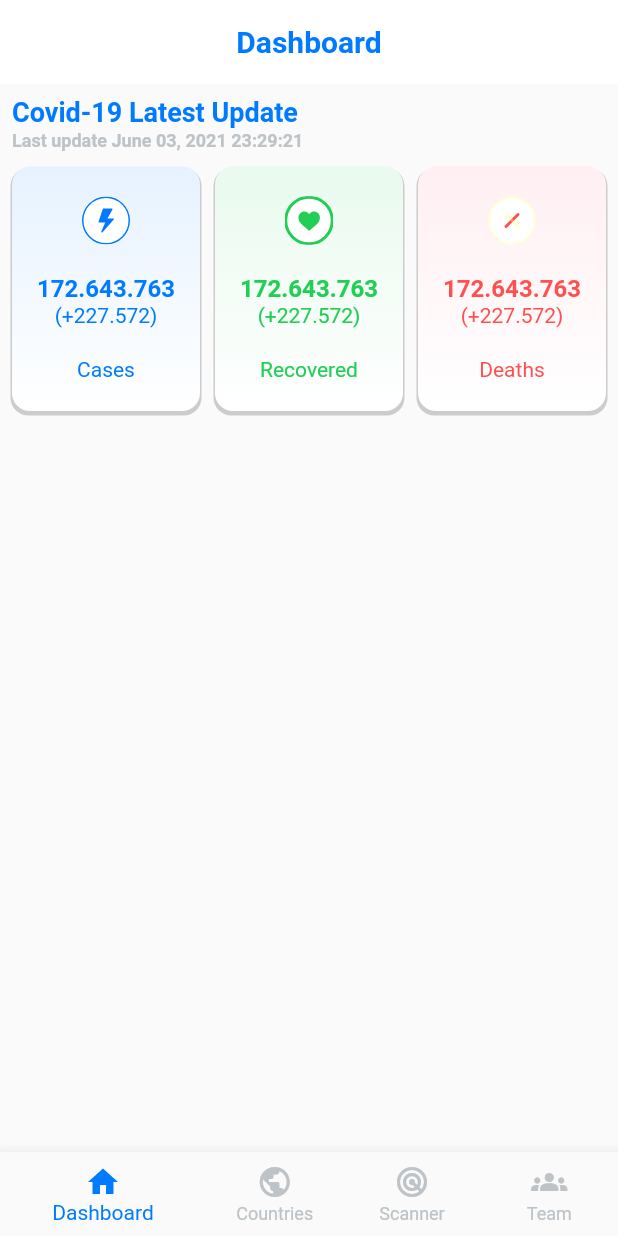
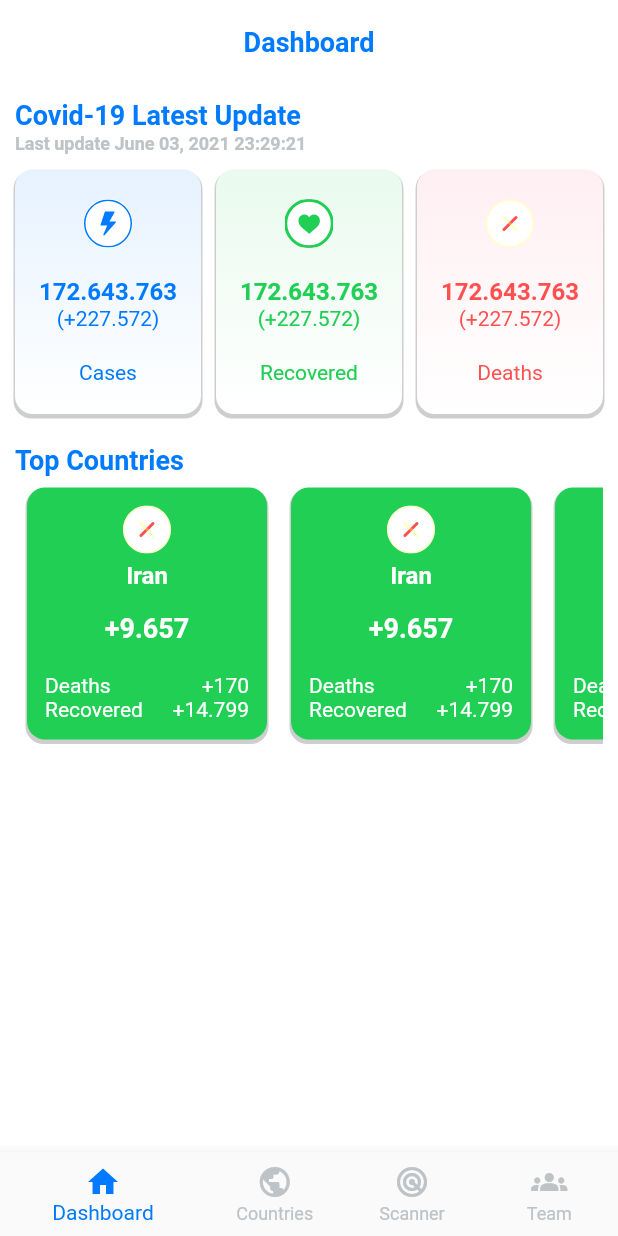
Before and after one commit to huaviet99/Distance-Guard-Flutter, a Flutter app: the screen it shows after launch, on a phone screen of 412 x 824 dp. Run offline on Flutter 3.47's test engine with Material 2 defaults, Android fonts, the phone set to English and light mode, and no system bars; our stand-ins replace flutter_svg.

Commit message:
add top countries list

```diff
--- a/lib/main.dart
+++ b/lib/main.dart
@@ -8,7 +8,7 @@ class MyApp extends StatelessWidget {
   final TextStyle _appBarTextStyle = TextStyle(
     fontWeight: FontWeight.w600,
     color: MyAppColor.primaryBlue,
-    fontSize: 20.0,
+    fontSize: 18.0,
   );
 
   @override
--- a/lib/pages/dashboard_page.dart
+++ b/lib/pages/dashboard_page.dart
@@ -1,5 +1,6 @@
 import 'package:distance_guard_flutter/constants/colors.dart';
 import 'package:distance_guard_flutter/widgets/latest_update_card.dart';
+import 'package:distance_guard_flutter/widgets/top_country_item.dart';
 import 'package:flutter/material.dart';
 import 'package:flutter_svg/flutter_svg.dart';
 
@@ -14,11 +15,16 @@ class _DashboardPageState extends State<DashboardPage> {
   @override
   Widget build(BuildContext context) {
     return Scaffold(
+      backgroundColor: Colors.white,
       body: Padding(
-        padding: EdgeInsets.all(8.0),
+        padding: EdgeInsets.all(10.0),
         child: Column(
+          crossAxisAlignment: CrossAxisAlignment.start,
+          mainAxisSize: MainAxisSize.min,
           children: [
             _buildLatestUpdateComponent(),
+            SizedBox(height: 20),
+            _buildTopCountriesComponent(),
           ],
         ),
       ),
@@ -89,4 +95,34 @@ class _DashboardPageState extends State<DashboardPage> {
       ],
     );
   }
+
+  Widget _buildTopCountriesComponent() {
+    return Expanded(
+      child: Column(
+        crossAxisAlignment: CrossAxisAlignment.start,
+        children: [
+          Text(
+            'Top Countries',
+            style: TextStyle(
+              fontSize: 18.0,
+              color: MyAppColor.primaryBlue,
+              fontWeight: FontWeight.w600,
+            ),
+          ),
+          SingleChildScrollView(
+            scrollDirection: Axis.horizontal,
+            child: Row(
+              children: [
+                TopCountryItem(),
+                TopCountryItem(),
+                TopCountryItem(),
+                TopCountryItem(),
+                TopCountryItem(),
+              ],
+            ),
+          ),
+        ],
+      ),
+    );
+  }
 }
--- /dev/null
+++ b/lib/widgets/top_country_item.dart
@@ -0,0 +1,77 @@
+import 'package:distance_guard_flutter/constants/colors.dart';
+import 'package:flutter/material.dart';
+import 'package:flutter_svg/flutter_svg.dart';
+
+class TopCountryItem extends StatelessWidget {
+  const TopCountryItem({Key? key}) : super(key: key);
+
+  @override
+  Widget build(BuildContext context) {
+    return Padding(
+      padding: EdgeInsets.all(8.0),
+      child: Container(
+        width: 160.0,
+        decoration: BoxDecoration(
+          color: MyAppColor.primaryGreen,
+          borderRadius: BorderRadius.circular(12.0),
+          boxShadow: [
+            BoxShadow(
+              color: Colors.grey.withOpacity(0.5),
+              spreadRadius: 1,
+              offset: Offset(0, 2), // changes position of shadow
+            ),
+          ],
+        ),
+        child: Padding(
+          padding: EdgeInsets.all(12.0),
+          child: Column(
+            children: [
+              SvgPicture.asset('images/ic_deaths.svg'),
+              SizedBox(height: 5),
+              Text(
+                'Iran',
+                style: TextStyle(
+                  color: Colors.white,
+                  fontWeight: FontWeight.bold,
+                  fontSize: 16.0,
+                ),
+              ),
+              SizedBox(height: 15.0),
+              Text(
+                '+9.657',
+                style: TextStyle(
+                  color: Colors.white,
+                  fontWeight: FontWeight.bold,
+                  fontSize: 18.0,
+                ),
+              ),
+              SizedBox(height: 20.0),
+              _buildCountComponent('Deaths', '+170'),
+              _buildCountComponent('Recovered', '+14.799'),
+            ],
+          ),
+        ),
+      ),
+    );
+  }
+
+  Widget _buildCountComponent(String title, String count) {
+    return Row(
+      children: [
+        Text(
+          title,
+          style: TextStyle(color: Colors.white),
+        ),
+        Expanded(
+          child: Align(
+            alignment: Alignment.centerRight,
+            child: Text(
+              count,
+              style: TextStyle(color: Colors.white),
+            ),
+          ),
+        ),
+      ],
+    );
+  }
+}
```
